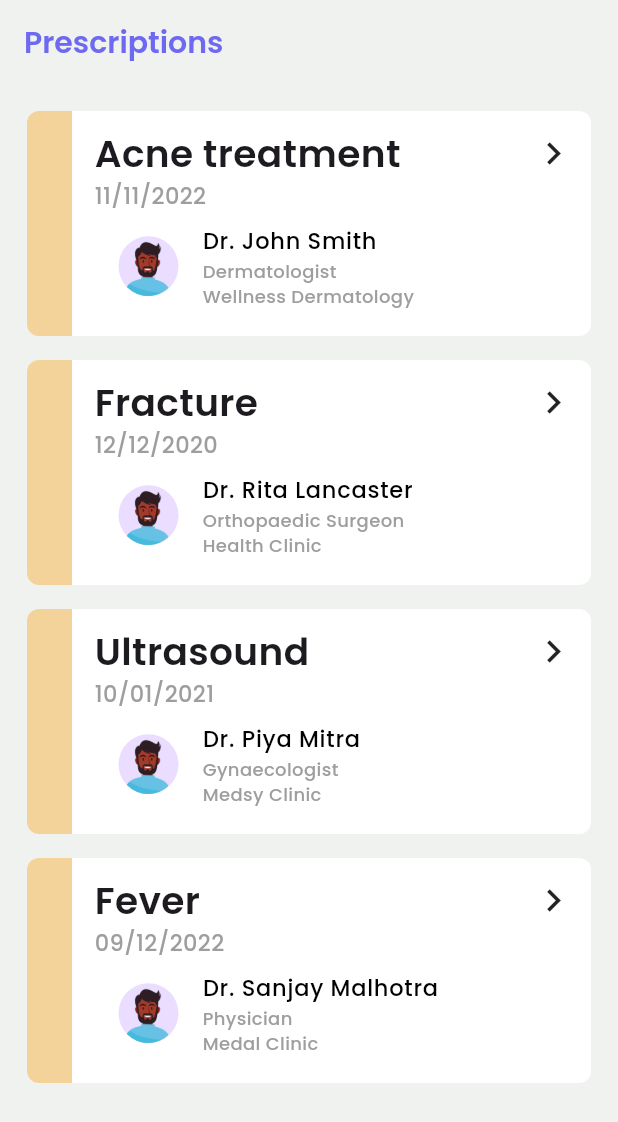
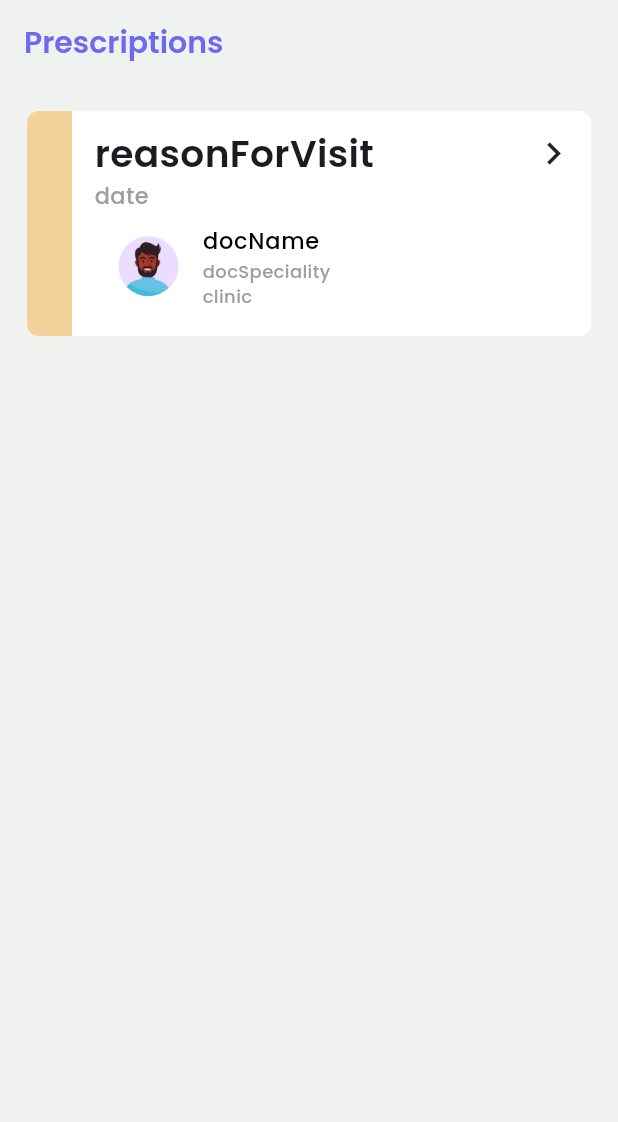
Before and after one commit to jumainahkhan/Medica-Mini-Project, a Flutter app: the PrescriptionScreenBody screen opened directly, on a phone screen of 412 x 824 dp. Shown: the top 1122 px of the screen. Run offline on Flutter 3.47's test engine with Material 3 defaults, Android fonts, the light colour scheme and no system bars; our stand-ins replace camera, cloud_firestore, firebase_auth, firebase_core, firebase_storage, flutter_spinkit and 7 more; missing offline and left inert: flutter_emoji; accounts and stored records are empty.

Commit message:
Added Medicine and Prescription models

```diff
--- a/lib/Controller/user_data_controller.dart
+++ b/lib/Controller/user_data_controller.dart
@@ -1,77 +1,53 @@
 import 'package:flutter/material.dart';
+import 'package:medica/model/medicine_model.dart';
+import 'package:medica/model/prescription_model.dart';
 
 class UserDataController extends ChangeNotifier {
   String? medicineName;
   bool morning = false;
   bool afternoon = false;
   bool night = false;
-  List<Map<String, dynamic>> prescriptions = [
-    {
-      'clinic': 'XYZ Clinic',
-      'dname': 'Dr. John Smith',
-      'djob': 'Dermatologist',
-      'date': '12/12/2020',
-      'reasonforvisit': 'Skin Rash ',
-      'medicines': [
-        {
-          'name': 'Medicine1',
-          'morning': 'yes',
-          'afternoon': 'no',
-          'night': 'yes'
-        }
-      ],
-    },
-    {
-      'clinic': 'Wellness Clinic',
-      'dname': 'Dr. Rita Lancaster',
-      'djob': 'Orthopaedic Surgeon',
-      'date': '12/12/2020',
-      'reasonforvisit': 'Fracture',
-      'medicines': [
-        {
-          'name': 'Medicine2',
-          'morning': 'yes',
-          'afternoon': 'no',
-          'night': 'yes'
-        }
-      ],
-    },
-    {
-      'clinic': 'Medsy Clinic',
-      'dname': 'Dr. Piya Mitra',
-      'djob': 'Gynaecologist',
-      'date': '12/12/2020',
-      'reasonforvisit': 'Ultrasound',
-      'medicines': [
-        {
-          'name': 'Medicine3',
-          'morning': 'yes',
-          'afternoon': 'no',
-          'night': 'no'
-        }
-      ],
-    },
-    {
-      'clinic': 'Medal Clinic',
-      'dname': 'Dr. Sanjay Malhotra',
-      'djob': 'Physician',
-      'date': '12/12/2020',
-      'reasonforvisit': 'Fever ',
-      'medicines': []
-    },
+  List<MedicineModel> _medicineList = [
+    MedicineModel(
+      medicineName: '',
+      morning: false,
+      afternoon: false,
+      night: false,
+    )
   ];
+  List<MedicineModel> get medicineList => _medicineList;
+  void setMedicineList(List<MedicineModel> medicineList) {
+    _medicineList = medicineList;
+    notifyListeners();
+  }
+
+  void updateMedicine(int index, MedicineModel medicineModel) {
+    _medicineList[index] = medicineModel;
+    notifyListeners();
+  }
+
+  void addMedicine(MedicineModel medicineModel) {
+    _medicineList.add(medicineModel);
+    notifyListeners();
+  }
+
+  void removeMedicine() {
+    _medicineList.removeLast();
+    notifyListeners();
+  }
+
+  List<PrescriptionModel> prescriptions = [];
 
   void addPrescription() {
     try {
-      setDjob("Dermatologist");
-      Map<String, dynamic> newPrescription = {
-        'clinic': clinic,
-        'dname': dname,
-        'djob': djob,
-        'date': date,
-        'reasonforvisit': reasonforvisit,
-        'medicines': medicine
-      };
+      PrescriptionModel newPrescription = PrescriptionModel(
+        clinic: clinic,
+        docName: dname,
+        docSpeciality: djob,
+        date: date,
+        reasonForVisit: reasonforvisit,
+        medicines: medicineList,
+      );
       print(newPrescription);
       prescriptions.add(newPrescription);
       notifyListeners();
@@ -115,12 +91,7 @@
     notifyListeners();
   }
 
-  final Map<String, dynamic> _medicine = {};
-  Map<String, dynamic> get medicine => _medicine;
-  void setMedicine(Map<String, dynamic> medicine) {
-    print(medicine);
-    print(medicine.entries);
-    medicine.addEntries(medicine.entries);
-    notifyListeners();
+  void printAll() {
+    print(_medicineList);
   }
 }
--- a/lib/constants/routes.dart
+++ b/lib/constants/routes.dart
@@ -1,5 +1,6 @@
 import 'package:flutter/material.dart';
 import 'package:medica/nav_bar_activity.dart';
+import 'package:medica/screens/add_manually/add_manually_screen.dart';
 import 'package:medica/screens/home/home_screen.dart';
 import 'package:medica/screens/sign_up/create_account_screen.dart';
 import 'package:medica/screens/sign_up/fill_your_profile.dart';
@@ -15,6 +16,7 @@
   static const String otp = '/otp';
   static const String fillYourProfile = '/fillYourProfile';
   static const String signUp = '/signUp';
+  static const String addManually = '/addManually';
 
   static final Map<String, WidgetBuilder> routes = {
     home: (context) => const HomeScreen(),
@@ -27,5 +29,6 @@
         ),
     fillYourProfile: (context) => const FillYourProfileScreen(),
     signUp: (context) => const SignUpScreen(),
+    addManually: (context) => const AddManuallyScreen(),
   };
 }
--- /dev/null
+++ b/lib/model/medicine_model.dart
@@ -0,0 +1,50 @@
+class MedicineModel {
+  String? medicineName;
+  bool? morning;
+  bool? afternoon;
+  bool? night;
+
+  MedicineModel({
+    this.medicineName,
+    this.morning,
+    this.afternoon,
+    this.night,
+  });
+
+  factory MedicineModel.fromJson(Map<String, dynamic> json) {
+    return MedicineModel(
+      medicineName: json['medicineName'],
+      morning: json['morning'],
+      afternoon: json['afternoon'],
+      night: json['night'],
+    );
+  }
+
+  Map<String, dynamic> toJson() {
+    return {
+      'medicineName': medicineName,
+      'morning': morning,
+      'afternoon': afternoon,
+      'night': night,
+    };
+  }
+
+  MedicineModel copyWith({
+    String? medicineName,
+    bool? morning,
+    bool? afternoon,
+    bool? night,
+  }) {
+    return MedicineModel(
+      medicineName: medicineName ?? this.medicineName,
+      morning: morning ?? this.morning,
+      afternoon: afternoon ?? this.afternoon,
+      night: night ?? this.night,
+    );
+  }
+
+  @override
+  String toString() {
+    return 'MedicineModel(medicineName: $medicineName, morning: $morning, afternoon: $afternoon, night: $night)';
+  }
+}
--- /dev/null
+++ b/lib/model/prescription_model.dart
@@ -0,0 +1,66 @@
+import 'medicine_model.dart';
+
+class PrescriptionModel {
+  String? date;
+  String? docName;
+  String? clinic;
+  String? docSpeciality;
+  String? reasonForVisit;
+  List<MedicineModel> medicines;
+
+  PrescriptionModel({
+    this.date,
+    this.docName,
+    this.clinic,
+    this.docSpeciality,
+    this.reasonForVisit,
+    required this.medicines,
+  });
+
+  factory PrescriptionModel.fromJson(Map<String, dynamic> json) {
+    return PrescriptionModel(
+      date: json['date'],
+      docName: json['docName'],
+      clinic: json['clinic'],
+      docSpeciality: json['docSpeciality'],
+      reasonForVisit: json['reasonForVisit'],
+      medicines: List<MedicineModel>.from(
+        json['medicines'].map((x) => MedicineModel.fromJson(x)),
+      ),
+    );
+  }
+
+  Map<String, dynamic> toJson() {
+    return {
+      'date': date,
+      'docName': docName,
+      'clinic': clinic,
+      'docSpeciality': docSpeciality,
+      'reasonForVisit': reasonForVisit,
+      'medicines': List<dynamic>.from(medicines.map((x) => x.toJson())),
+    };
+  }
+
+  PrescriptionModel copyWith({
+    String? date,
+    String? docName,
+    String? clinic,
+    String? docSpeciality,
+    String? reasonForVisit,
+    List<MedicineModel>? medicines,
+  }) {
+    return PrescriptionModel(
+      date: date ?? this.date,
+      docName: docName ?? this.docName,
+      clinic: clinic ?? this.clinic,
+      docSpeciality: docSpeciality ?? this.docSpeciality,
+      reasonForVisit: reasonForVisit ?? this.reasonForVisit,
+      medicines: medicines ?? this.medicines,
+    );
+  }
+
+  @override
+  String toString() {
+    return 'PrescriptionModel(date: $date, docName: $docName, clinic: $clinic, docSpeciality: $docSpeciality, reasonForVisit: $reasonForVisit, medicines: $medicines)';
+  }
+}
--- a/lib/screens/presciptions/components/prescription_screen_body.dart
+++ b/lib/screens/presciptions/components/prescription_screen_body.dart
@@ -1,8 +1,9 @@
-import 'package:flutter/cupertino.dart';
 import 'package:flutter/material.dart';
 import 'package:google_fonts/google_fonts.dart';
 import 'package:hexcolor/hexcolor.dart';
 import 'package:medica/constants/colors.dart';
+import 'package:medica/model/medicine_model.dart';
+import 'package:medica/model/prescription_model.dart';
 
 import 'dart:math';
 
@@ -37,35 +38,20 @@
       'secondary': HexColor('#fde9d0'),
     }
   ];
-  List<Map<String, dynamic>> prescriptions = [
-    {
-      'clinic': 'Wellness Dermatology',
-      'dname': 'Dr. John Smith',
-      'djob': 'Dermatologist',
-      'date': '11/11/2022',
-      'reasonforvisit': 'Acne treatment ',
-    },
-    {
-      'clinic': 'Health Clinic',
-      'dname': 'Dr. Rita Lancaster',
-      'djob': 'Orthopaedic Surgeon',
-      'date': '12/12/2020',
-      'reasonforvisit': 'Fracture',
-    },
-    {
-      'clinic': 'Medsy Clinic',
-      'dname': 'Dr. Piya Mitra',
-      'djob': 'Gynaecologist',
-      'date': '10/01/2021',
-      'reasonforvisit': 'Ultrasound',
-    },
-    {
-      'clinic': 'Medal Clinic',
-      'dname': 'Dr. Sanjay Malhotra',
-      'djob': 'Physician',
-      'date': '09/12/2022',
-      'reasonforvisit': 'Fever ',
-    },
+  List<PrescriptionModel> prescriptions = [
+    PrescriptionModel(
+        medicines: [
+          MedicineModel(
+              afternoon: true,
+              morning: false,
+              night: false,
+              medicineName: 'hello')
+        ],
+        clinic: 'clinic',
+        docName: 'docName',
+        docSpeciality: 'docSpeciality',
+        date: 'date',
+        reasonForVisit: 'reasonForVisit')
   ];
   int randInt() {
     final random = Random();
@@ -150,7 +136,8 @@
                                               right: 13.0),
                                           child: Text(
                                             prescriptions[index]
-                                                ['reasonforvisit'],
+                                                    .reasonForVisit ??
+                                                "",
                                             overflow: TextOverflow.ellipsis,
                                             style: GoogleFonts.poppins(
                                               fontSize: 25,
@@ -166,7 +153,7 @@
                                     ],
                                   ),
                                   Text(
-                                    prescriptions[index]['date'],
+                                    prescriptions[index].date ?? "",
                                     style: GoogleFonts.poppins(
                                       fontSize: 15,
                                       fontWeight: FontWeight.w500,
@@ -179,7 +166,7 @@
                                       foregroundImage: image.image,
                                     ),
                                     title: Text(
-                                      prescriptions[index]['dname'],
+                                      prescriptions[index].docName ?? "",
                                       style: GoogleFonts.poppins(
                                         fontSize: 15,
                                         fontWeight: FontWeight.w500,
@@ -191,7 +178,8 @@
                                           CrossAxisAlignment.start,
                                       children: [
                                         Text(
-                                          prescriptions[index]['djob'],
+                                          prescriptions[index].docSpeciality ??
+                                              "",
                                           style: GoogleFonts.poppins(
                                             fontSize: 12,
                                             fontWeight: FontWeight.w500,
@@ -202,7 +190,7 @@
                                           width: 5,
                                         ),
                                         Text(
-                                          prescriptions[index]['clinic'],
+                                          prescriptions[index].clinic ?? "",
                                           style: GoogleFonts.poppins(
                                             fontSize: 12,
                                             fontWeight: FontWeight.w500,
@@ -223,7 +211,7 @@
                 ),
               );
             },
-            itemCount: 4,
+            itemCount: prescriptions.length,
           ),
         ),
       ),
--- a/lib/screens/scan/components/scan_screen_body.dart
+++ b/lib/screens/scan/components/scan_screen_body.dart
@@ -2,6 +2,7 @@
 import 'package:flutter/material.dart';
 import 'package:google_fonts/google_fonts.dart';
 import 'package:hexcolor/hexcolor.dart';
+import 'package:medica/constants/routes.dart';
 import 'package:medica/screens/add_manually/add_manually_screen.dart';
 import 'package:medica/main.dart';
 
@@ -113,6 +114,8 @@
                   });
                   if (file != null) {
                     showInSnackBar('Picture saved to ${file.path}');
+                    Navigator.pushNamed(context, Routes.addManually,
+                        arguments: file.path);
                   }
                 }
               });
--- a/pubspec.yaml
+++ b/pubspec.yaml
@@ -24,6 +24,8 @@
   heroicons: ^0.9.0
   hexcolor: ^3.0.1
   image_picker: ^1.0.4
+  path: ^1.8.3
+  path_provider: ^2.1.1
   provider: ^6.1.1
   shared_preferences: ^2.2.2
   syncfusion_flutter_calendar: ^23.1.43
```
Also changed, not shown: lib/screens/add_manually/components/add_manually_screen_body.dart (+9 -34 lines), lib/screens/add_manually/components/build_visit_detail.dart (+32 -0 lines), lib/screens/add_manually/components/med_detail.dart (+45 -24 lines), pubspec.lock.
